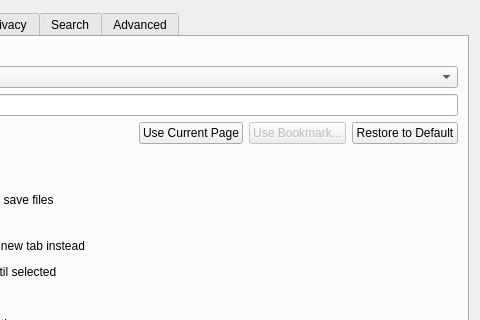
This is src/ui/PreferencesDialog.ui in OtterBrowser/otter-browser as Qt 5 draws it before an edit; both pictures show x 170 to 650 and y 0 to 320 of the 650 by 650 pixel window. The edited form follows.
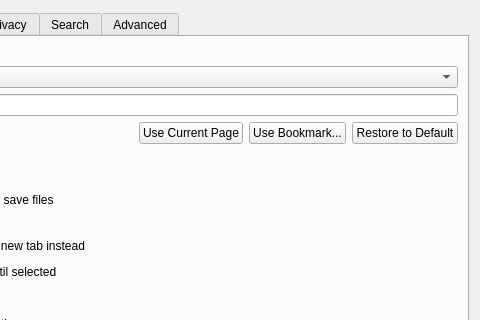
This is the edited form. Custom widgets are drawn as their Qt base class.

The edit to the form file:
```diff
--- a/src/ui/PreferencesDialog.ui
+++ b/src/ui/PreferencesDialog.ui
@@ -94,10 +94,7 @@
             </widget>
            </item>
            <item>
-            <widget class="QPushButton" name="bookmarkAsHomePageButton">
-             <property name="enabled">
-              <bool>false</bool>
-             </property>
+            <widget class="QPushButton" name="useBookmarkAsHomePageButton">
              <property name="text">
               <string>Use Bookmark...</string>
              </property>
```
Left out of the diff: 2 changed lines with no effect on the pictures.
